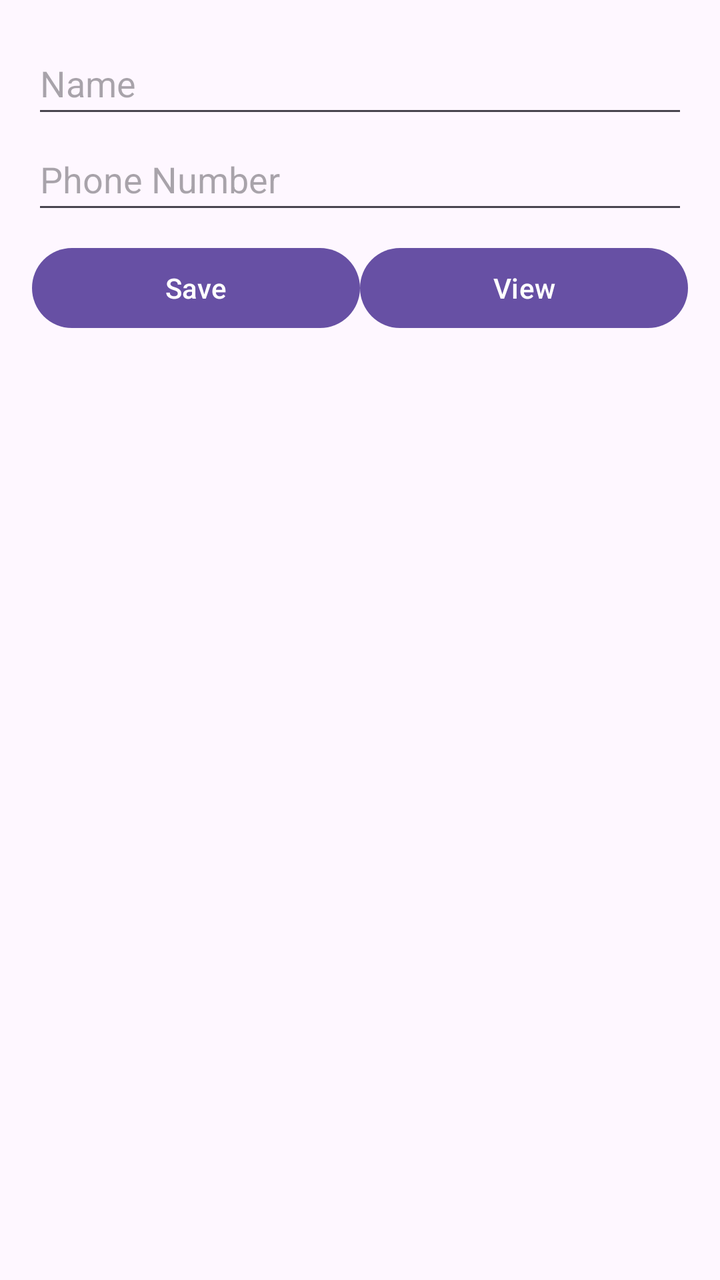
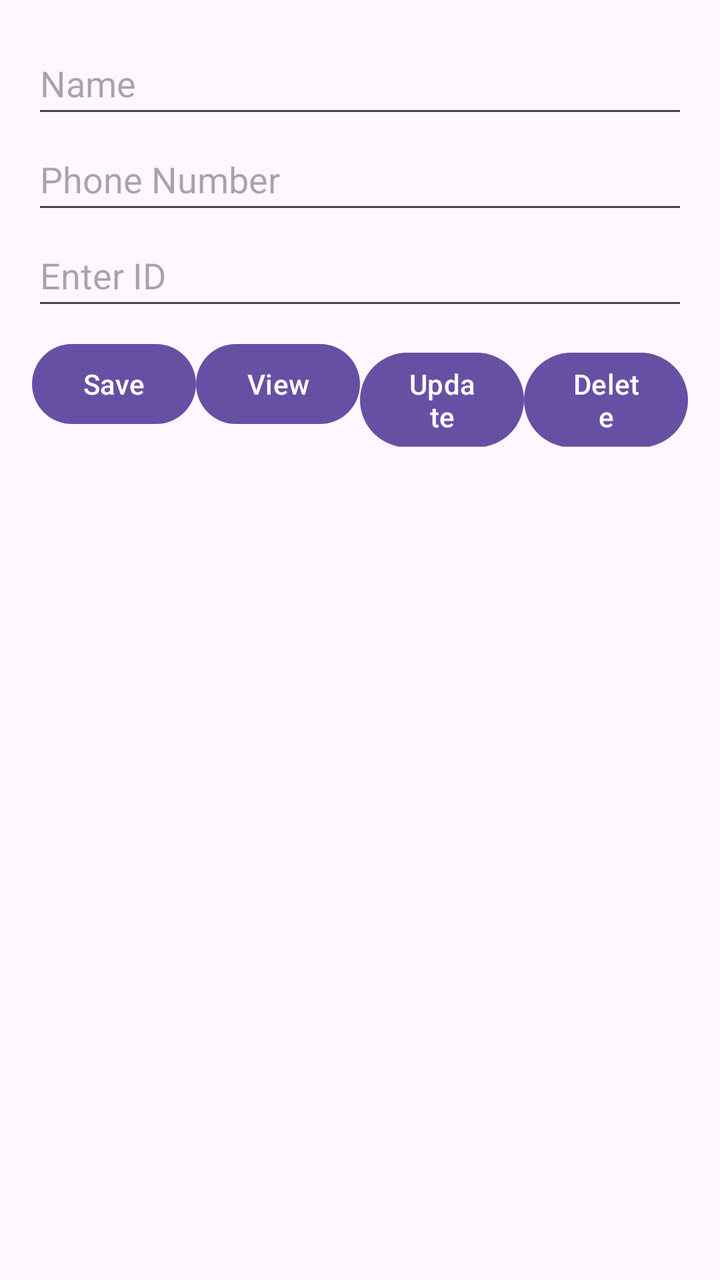

The first picture is an Android layout as it rendered before a commit; the second is the same layout after the commit. The layout source and the unified diff follow.
<!-- AndroidManifest.xml: application theme Theme.Lab1 -->
<!-- res/layout/contact_view.xml -->
<?xml version="1.0" encoding="utf-8"?>
<LinearLayout xmlns:android="http://schemas.android.com/apk/res/android"
    xmlns:tools="http://schemas.android.com/tools"
    android:layout_width="match_parent"
    android:layout_height="match_parent"
    android:orientation="vertical"
    android:padding="16dp"
    tools:context=".ContactActivity">

    <EditText
        android:id="@+id/name"
        android:layout_width="match_parent"
        android:layout_height="wrap_content"
        android:hint="Name"
        android:inputType="textPersonName"
        android:minHeight="48dp"
        android:importantForAutofill="no" />

    <EditText
        android:id="@+id/phonenumber"
        android:layout_width="match_parent"
        android:layout_height="wrap_content"
        android:focusable="true"
        android:hint="Phone Number"
        android:inputType="phone"
        android:minHeight="48dp"
        android:importantForAutofill="no" />

    <LinearLayout
        android:layout_width="match_parent"
        android:layout_height="wrap_content"
        android:orientation="horizontal"
        android:layout_marginTop="8dp"
        android:layout_marginBottom="8dp">

        <Button
            android:id="@+id/save"
            android:layout_width="0dp"
            android:layout_height="wrap_content"
            android:layout_weight="1"
            android:text="Save" />

        <Button
            android:id="@+id/view"
            android:layout_width="0dp"
            android:layout_height="wrap_content"
            android:layout_weight="1"
            android:text="View" />
    </LinearLayout>

    <TextView
        android:id="@+id/textv"
        android:layout_width="match_parent"
        android:layout_height="wrap_content"
        android:padding="4dp" />

    <ListView
        android:id="@+id/mobile_list"
        android:layout_width="match_parent"
        android:layout_height="0dp"
        android:layout_weight="1" />

</LinearLayout>
<!-- resources referenced by this layout -->
<resources>
  <style name="Theme.Lab1" parent="Base.Theme.Lab1" />
  <style name="Base.Theme.Lab1" parent="Theme.Material3.DayNight.NoActionBar">
          
          
      </style>
</resources>

<!-- the commit's change to res/layout/contact_view.xml (unified diff, before → after) -->
@@ -26,6 +26,16 @@
         android:minHeight="48dp"
         android:importantForAutofill="no" />
 
+    <EditText
+        android:id="@+id/identity_number"
+        android:layout_width="match_parent"
+        android:layout_height="wrap_content"
+        android:focusable="true"
+        android:hint="Enter ID"
+        android:inputType="number"
+        android:minHeight="48dp"
+        android:importantForAutofill="no" />
+
     <LinearLayout
         android:layout_width="match_parent"
         android:layout_height="wrap_content"
@@ -46,6 +56,22 @@
             android:layout_height="wrap_content"
             android:layout_weight="1"
             android:text="View" />
+
+        <Button
+            android:id="@+id/update"
+            android:layout_width="0dp"
+            android:layout_height="wrap_content"
+            android:layout_weight="1"
+            android:text="Update" />
+
+        <Button
+            android:id="@+id/delete"
+            android:layout_width="0dp"
+            android:layout_height="wrap_content"
+            android:layout_weight="1"
+            android:text="Delete" />
+
+
     </LinearLayout>
 
     <TextView
